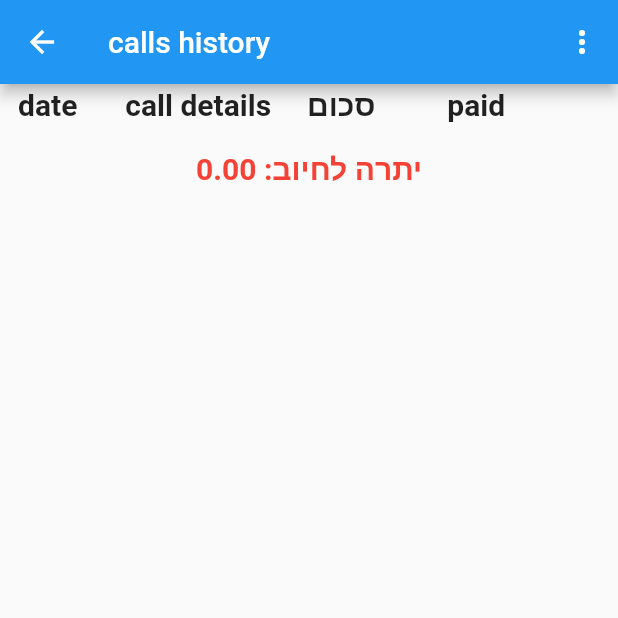
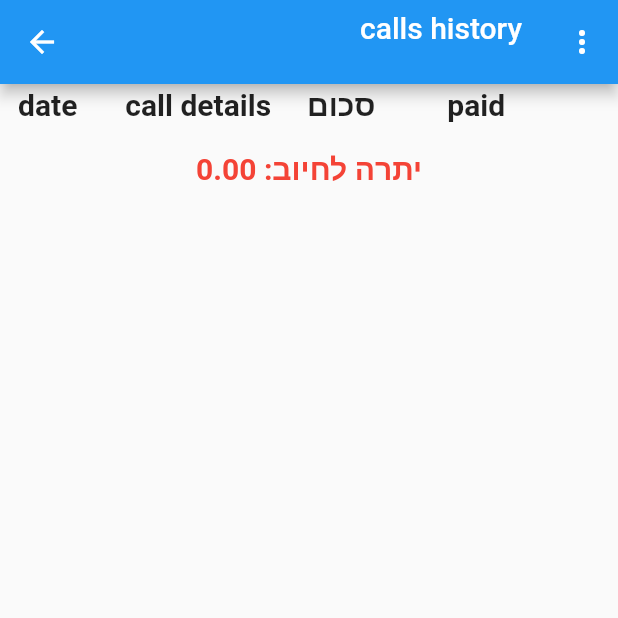
Before and after one commit to yosih48/clients-flutter, a Flutter app: the CallsScreen screen opened directly with empty values, on a phone screen of 412 x 824 dp, the top half of it. Run offline on Flutter 3.47's test engine with Material 2 defaults, Android fonts, the phone set to English and light mode, and no system bars; our stand-ins replace cloud_firestore, firebase_auth, firebase_core, fluttertoast, pin_code_fields, settings_ui and 3 more; accounts and stored records are empty; generated files the repository leaves out were written again; network calls fail.

Commit message:
client name on calls history

```diff
--- a/lib/screens/clientCalls.dart
+++ b/lib/screens/clientCalls.dart
@@ -151,12 +151,35 @@ class _CallsScreenState extends State<CallsScreen> {
 
   @override
   Widget build(BuildContext context) {
-    // print(showUnpaidOnly);
+    print(widget.clientId.name);
+    String? clientName = widget.clientId.name;
 
     // print(selectedOption);
     return Scaffold(
       appBar: AppBar(
-        title: Text(AppLocalizations.of(context)!.callsHistory),
+        // title: Text(AppLocalizations.of(context)!.callsHistory),
+        title: Align(
+          alignment: Alignment.centerRight,
+          child: Column(
+            crossAxisAlignment: CrossAxisAlignment.end,
+            children: [
+              Align(
+                alignment: Alignment.centerRight,
+                child: Text(
+                  AppLocalizations.of(context)!.callsHistory,
+                ),
+              ),
+              Align(
+                alignment: Alignment.centerRight,
+                child: Text(
+                  clientName!,
+                  style: TextStyle(fontSize: 16),
+                ),
+              ),
+            ],
+          ),
+        ),
+
         actions: [
           PopupMenuButton<String>(
             itemBuilder: (BuildContext context) => <PopupMenuEntry<String>>[
```
